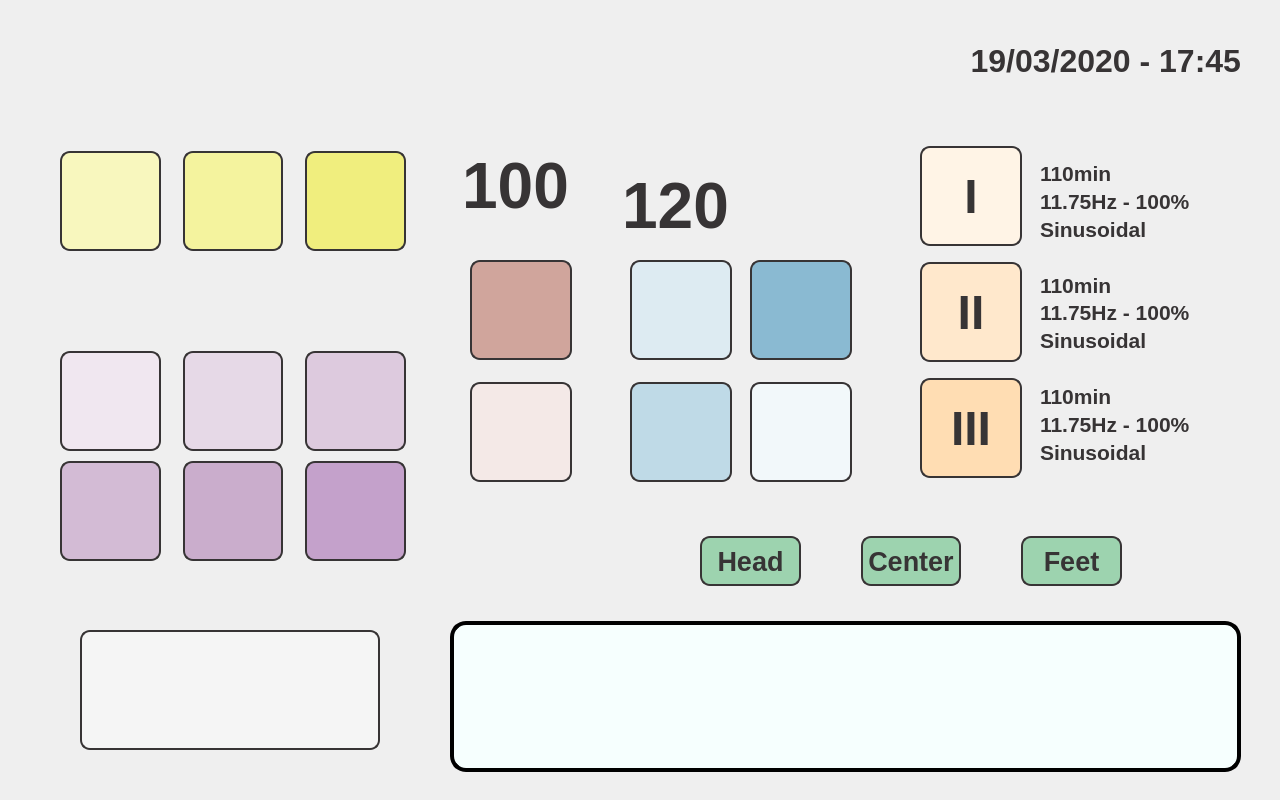
Qt form stretcher_v_3_0/stretcher_ver_3_1.ui (MarianoDel/pyqt5) before a commit.
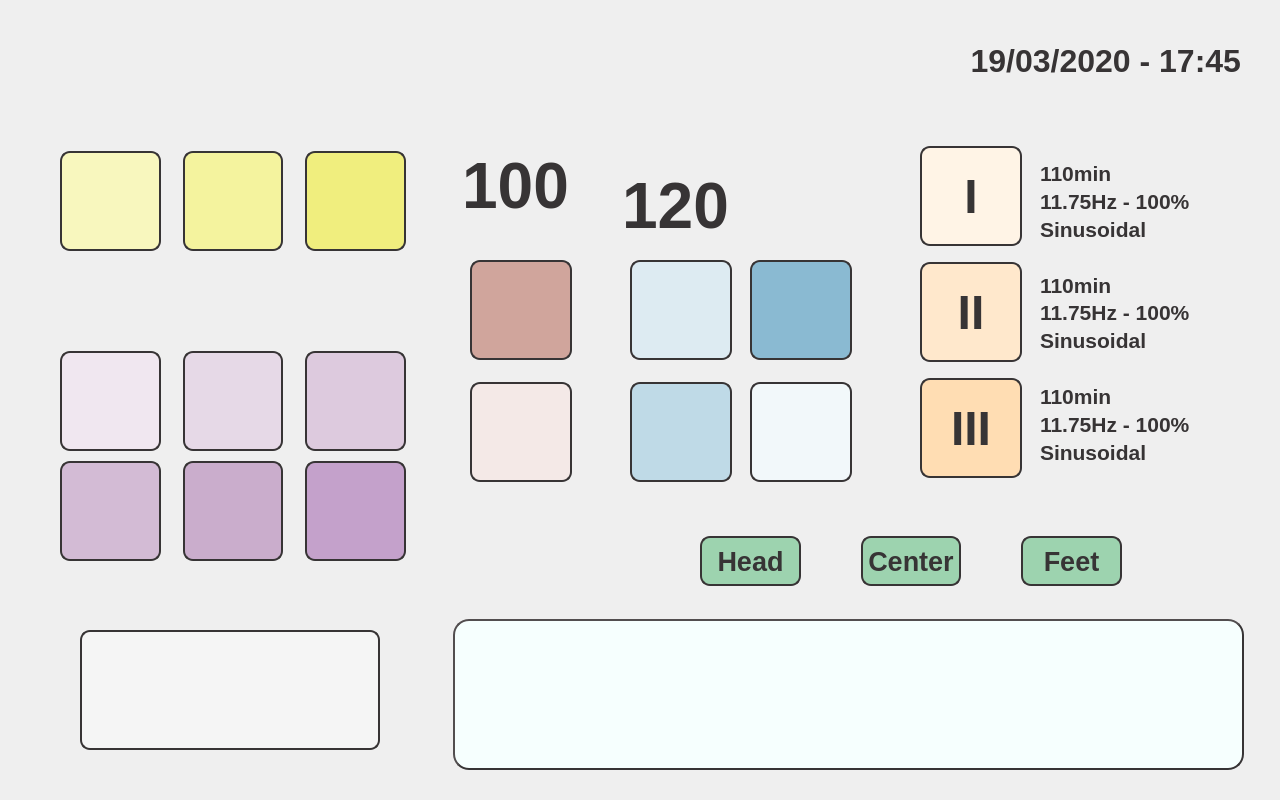
The same form after that commit. Icons and pictures are not drawn.

```diff
--- a/stretcher_v_3_0/stretcher_ver_3_1.ui
+++ b/stretcher_v_3_0/stretcher_ver_3_1.ui
@@ -293,22 +293,6 @@
     <string/>
    </property>
   </widget>
-  <widget class="QLineEdit" name="textEdit">
-   <property name="geometry">
-    <rect>
-     <x>450</x>
-     <y>621</y>
-     <width>791</width>
-     <height>151</height>
-    </rect>
-   </property>
-   <property name="styleSheet">
-    <string notr="true">border:4px outset;
-background-color: rgb(246, 255, 254);
-border-radius: 16px;
-color: rgb(0, 85, 255);</string>
-   </property>
-  </widget>
   <widget class="QWidget" name="layoutWidget">
    <property name="geometry">
     <rect>
@@ -923,6 +907,23 @@
     <set>Qt::AlignRight|Qt::AlignTrailing|Qt::AlignVCenter</set>
    </property>
   </widget>
+  <widget class="QTextEdit" name="textEdit">
+   <property name="geometry">
+    <rect>
+     <x>453</x>
+     <y>619</y>
+     <width>791</width>
+     <height>151</height>
+    </rect>
+   </property>
+   <property name="styleSheet">
+    <string notr="true">border:2px outset;
+background-color: rgb(246, 255, 254);
+border-radius: 16px;
+color: rgb(0, 85, 255);
+border-color: rgb(55, 52, 53);</string>
+   </property>
+  </widget>
  </widget>
  <resources>
   <include location="stretcher3_res.qrc"/>
```
